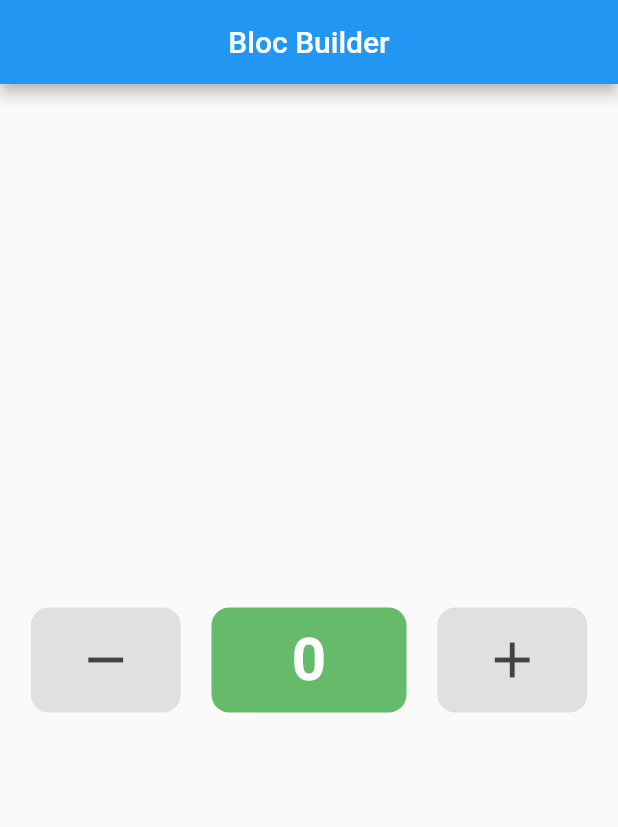
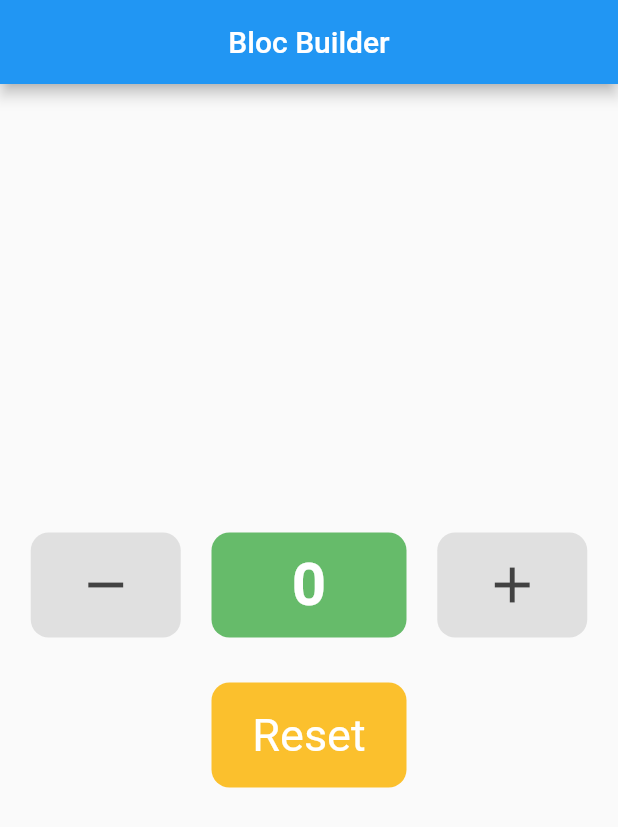
Before and after one commit to ryandiaziz/flutter_bloc_test, a Flutter app: the screen it shows after launch, on a phone screen of 412 x 824 dp. Shown: the top 827 px of the screen. Run offline on Flutter 3.47's test engine with Material 2 defaults, Android fonts, the phone set to English and light mode, and no system bars; our stand-ins replace bloc, flutter_bloc.

```diff
--- a/lib/bloc/counter.dart
+++ b/lib/bloc/counter.dart
@@ -7,6 +7,7 @@ class Counter extends Cubit<int> {
 
   void increament() => emit(state + 1);
   void decreament() => emit(state - 1);
+  void reset() => emit(state - state);
 
   @override
   void onChange(Change<int> change) {
--- a/lib/pages/home_page.dart
+++ b/lib/pages/home_page.dart
@@ -56,7 +56,31 @@ class HomePage extends StatelessWidget {
                 ontap: () => mycounter.increament(),
               )
             ],
-          )
+          ),
+          GestureDetector(
+            onTap: () {
+              context.read<Counter>().reset();
+            },
+            child: Container(
+              margin: const EdgeInsets.only(top: 30),
+              height: 70,
+              width: 130,
+              decoration: BoxDecoration(
+                color: Colors.yellow.shade700,
+                borderRadius: BorderRadius.circular(12),
+              ),
+              child: const Center(
+                child: Text(
+                  'Reset',
+                  style: TextStyle(
+                    fontSize: 30,
+                    fontWeight: FontWeight.normal,
+                    color: Colors.white,
+                  ),
+                ),
+              ),
+            ),
+          ),
         ],
       ),
     );
```
